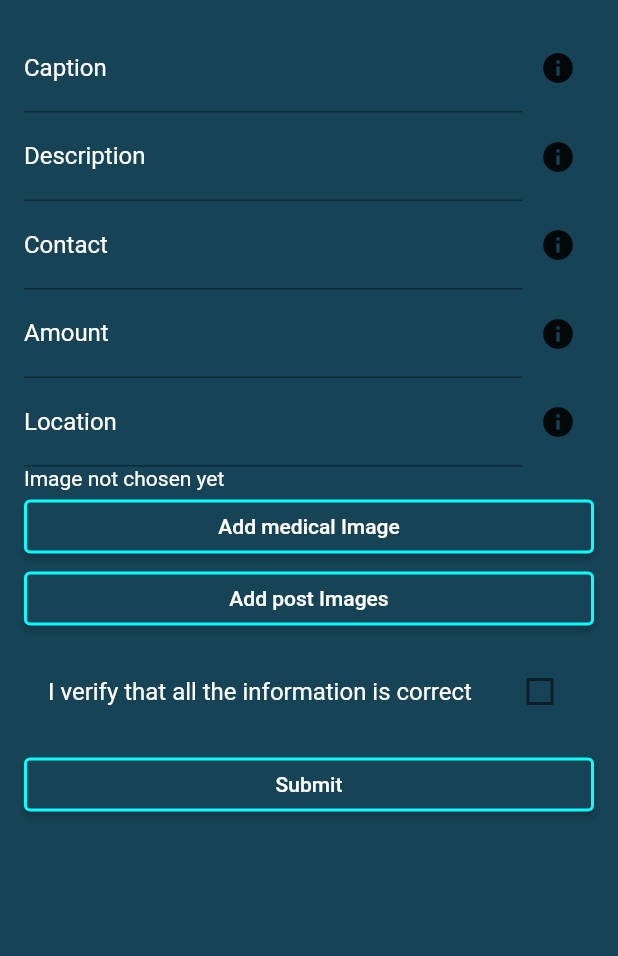
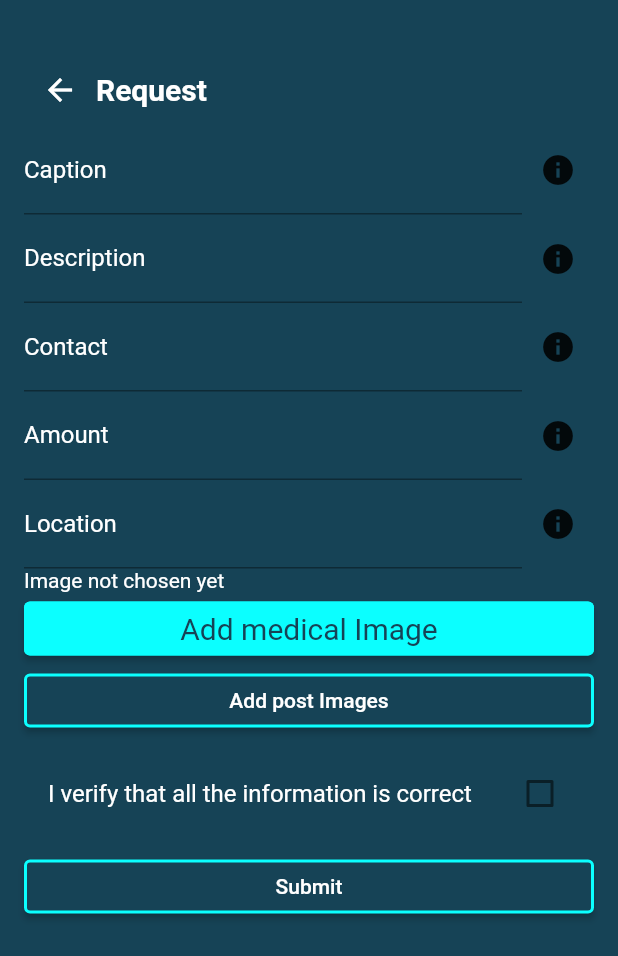
Before and after one commit to vidunipun/HOPE-mobile-application, a Flutter app: the RequestPage screen opened directly, on a phone screen of 412 x 824 dp. Shown: the top 956 px of the screen. Run offline on Flutter 3.47's test engine with Material 2 defaults, Android fonts, the phone set to English and light mode, and no system bars; our stand-ins replace cloud_firestore, csc_picker, firebase_auth, firebase_core, firebase_storage, geocoding and 4 more; missing offline and left inert: email_auth; accounts and stored records are empty; network calls fail; Roboto replaces fonts that are missing (Otomanopee One).

Commit message:
chat is finalised

```diff
--- a/lib/chat/chat_bubble.dart
+++ b/lib/chat/chat_bubble.dart
@@ -1,3 +1,4 @@
+import 'package:auth/constants/colors.dart';
 import 'package:flutter/material.dart';
 
 class ChatBubble extends StatelessWidget {
@@ -10,13 +11,13 @@ class ChatBubble extends StatelessWidget {
       padding: const EdgeInsets.all(12),
       decoration: BoxDecoration(
         borderRadius: BorderRadius.circular(8),
-        color: Colors.blue,
+        color: startBackgroundBlack,
       ),
       child: Text(
         message,
         style: const TextStyle(
           fontSize: 16,
-          color: Colors.white,
+          color: startButtonGreen,
         ),
       ),
     );
--- a/lib/request&donation/request.dart
+++ b/lib/request&donation/request.dart
@@ -1,8 +1,7 @@
-// ignore_for_file: avoid_print, library_private_types_in_public_api, unnecessary_new, no_leading_underscores_for_local_identifiers, non_constant_identifier_names
-
 import 'dart:convert';
 import 'package:auth/constants/colors.dart';
 import 'package:auth/screens/home/wall/home.dart';
+import 'package:auth/services/auth.dart';
 import 'package:flutter/material.dart';
 import 'package:firebase_auth/firebase_auth.dart';
 import 'package:cloud_firestore/cloud_firestore.dart';
@@ -238,23 +237,23 @@ class _RequestPageState extends State<RequestPage> {
       context: context,
       builder: (BuildContext context) {
         return Container(
-          padding: const EdgeInsets.all(16.0),
+          padding: EdgeInsets.all(16.0),
           child: Column(
             crossAxisAlignment: CrossAxisAlignment.start,
             children: <Widget>[
-              const Text(
+              Text(
                 'Select Location',
                 style: TextStyle(
                   fontWeight: FontWeight.bold,
                   fontSize: 20.0,
                 ),
               ),
-              const SizedBox(height: 16.0),
+              SizedBox(height: 16.0),
               // Your custom model content goes here
               // You can add buttons, text fields, or any other widgets to select the location
               // For example, you can use a TextFormField or a DropdownButtonFormField
               Container(
-                margin: const EdgeInsets.all(20),
+                margin: EdgeInsets.all(20),
                 child: CSCPicker(
                   layout: Layout.vertical,
                   //flagState: CountryFlag.DISABLE,
@@ -281,7 +280,7 @@ class _RequestPageState extends State<RequestPage> {
                 ),
               ),
 
-             const  SizedBox(height: 16.0),
+              SizedBox(height: 16.0),
               ElevatedButton(
                 onPressed: () {
                   // Save the selected location from the model
@@ -292,7 +291,7 @@ class _RequestPageState extends State<RequestPage> {
                   // Close the model
                   Navigator.pop(context);
                 },
-                child: const Text('Save'),
+                child: Text('Save'),
               ),
             ],
           ),
@@ -307,16 +306,41 @@ class _RequestPageState extends State<RequestPage> {
         backgroundColor: startBackgroundBlack,
         body: Padding(
           padding: const EdgeInsets.all(16.0),
-        child: Form(
+          child: Column(
+              crossAxisAlignment: CrossAxisAlignment.start,
+              children: <Widget>[
+                const SizedBox(
+                  height: 20.0,
+                ),
+                Row(
+                  children: [
+                    IconButton(
+                      icon: Icon(Icons.arrow_back, color: Colors.white),
+                      onPressed: () {
+                        Navigator.of(context).pop();
+                      },
+                      tooltip: 'Back',
+                    ),
+                    const Text(
+                      'Request',
+                      style:TextStyle(
+                          fontSize: 20,
+                          fontWeight: FontWeight.bold,
+                          color: Colors.white),
+                    ),
+                  ],
+                ),
+                Form(
                   key: _formKey,
                   child: ListView(
+                    shrinkWrap: true,
                     children: <Widget>[
                       Row(
                         children: [
                           Expanded(
                             child: TextFormField(
                               controller: _captionController,
-                      decoration: const InputDecoration(
+                              decoration: InputDecoration(
                                 labelText: 'Caption',
                                 labelStyle: TextStyle(color: Colors.white),
                               ),
@@ -329,20 +353,21 @@ class _RequestPageState extends State<RequestPage> {
                             ),
                           ),
                           IconButton(
-                    icon: const Icon(Icons.info),
+                            icon: Icon(Icons.info),
                             onPressed: () {
                               showDialog(
                                 context: context,
                                 builder: (context) {
                                   return AlertDialog(
-                            title: const Text('Caption Guidance'),
-                            content: const Text('Enter a caption of the post.'),
+                                    title: Text('Caption Guidance'),
+                                    content:
+                                        Text('Enter a caption of the post.'),
                                     actions: <Widget>[
                                       ElevatedButton(
                                         onPressed: () {
                                           Navigator.of(context).pop();
                                         },
-                                child: const Text('OK'),
+                                        child: Text('OK'),
                                       ),
                                     ],
                                   );
@@ -359,7 +384,7 @@ class _RequestPageState extends State<RequestPage> {
                           Expanded(
                             child: TextFormField(
                               controller: _descriptionController,
-                      decoration: const InputDecoration(
+                              decoration: InputDecoration(
                                 labelText: 'Description',
                                 labelStyle: TextStyle(color: Colors.white),
                               ),
@@ -372,21 +397,21 @@ class _RequestPageState extends State<RequestPage> {
                             ),
                           ),
                           IconButton(
-                    icon: const Icon(Icons.info),
+                            icon: Icon(Icons.info),
                             onPressed: () {
                               showDialog(
                                 context: context,
                                 builder: (context) {
                                   return AlertDialog(
-                            title: const Text('Description Guidance'),
-                            content:const  Text(
+                                    title: Text('Description Guidance'),
+                                    content: Text(
                                         'Enter a detailed description of the post.'),
                                     actions: <Widget>[
                                       ElevatedButton(
                                         onPressed: () {
                                           Navigator.of(context).pop();
                                         },
-                                child: const Text('OK'),
+                                        child: Text('OK'),
                                       ),
                                     ],
                                   );
@@ -402,7 +427,7 @@ class _RequestPageState extends State<RequestPage> {
                           Expanded(
                             child: TextFormField(
                               controller: _contacController,
-                      decoration: const InputDecoration(
+                              decoration: InputDecoration(
                                 labelText: 'Contact',
                                 labelStyle: TextStyle(color: Colors.white),
                               ),
@@ -415,21 +440,21 @@ class _RequestPageState extends State<RequestPage> {
                             ),
                           ),
                           IconButton(
-                    icon: const Icon(Icons.info),
+                            icon: Icon(Icons.info),
                             onPressed: () {
                               showDialog(
                                 context: context,
                                 builder: (context) {
                                   return AlertDialog(
-                            title: const Text('Contact Guidance'),
-                            content: const Text(
+                                    title: Text('Contact Guidance'),
+                                    content: Text(
                                         'Enter a valid contact number for inquiries.'),
                                     actions: <Widget>[
                                       ElevatedButton(
                                         onPressed: () {
                                           Navigator.of(context).pop();
                                         },
-                                child: const Text('OK'),
+                                        child: Text('OK'),
                                       ),
                                     ],
                                   );
@@ -445,28 +470,28 @@ class _RequestPageState extends State<RequestPage> {
                           Expanded(
                             child: TextFormField(
                               controller: _amountController,
-                      decoration: const InputDecoration(
+                              decoration: InputDecoration(
                                 labelText: 'Amount',
                                 labelStyle: TextStyle(color: Colors.white),
                               ),
                             ),
                           ),
                           IconButton(
-                    icon:const  Icon(Icons.info),
+                            icon: Icon(Icons.info),
                             onPressed: () {
                               showDialog(
                                 context: context,
                                 builder: (context) {
                                   return AlertDialog(
-                            title:const  Text('Amount Guidance'),
-                            content: const Text(
+                                    title: Text('Amount Guidance'),
+                                    content: Text(
                                         'Enter the amount or leave it empty if not applicable.'),
                                     actions: <Widget>[
                                       ElevatedButton(
                                         onPressed: () {
                                           Navigator.of(context).pop();
                                         },
-                                child: const Text('OK'),
+                                        child: Text('OK'),
                                       ),
                                     ],
                                   );
@@ -482,7 +507,7 @@ class _RequestPageState extends State<RequestPage> {
                           Expanded(
                             child: TextFormField(
                               controller: _locationController,
-                      decoration: const InputDecoration(
+                              decoration: InputDecoration(
                                 labelText: 'Location',
                                 labelStyle: TextStyle(color: Colors.white),
                               ),
@@ -498,21 +523,21 @@ class _RequestPageState extends State<RequestPage> {
                             ),
                           ),
                           IconButton(
-                    icon:const  Icon(Icons.info),
+                            icon: Icon(Icons.info),
                             onPressed: () {
                               showDialog(
                                 context: context,
                                 builder: (context) {
                                   return AlertDialog(
-                            title:const  Text('Location Guidance'),
-                            content:
-                                const Text('Enter the related location of the post.'),
+                                    title: Text('Location Guidance'),
+                                    content: Text(
+                                        'Enter the related location of the post.'),
                                     actions: <Widget>[
                                       ElevatedButton(
                                         onPressed: () {
                                           Navigator.of(context).pop();
                                         },
-                                child:const  Text('OK'),
+                                        child: Text('OK'),
                                       ),
                                     ],
                                   );
@@ -524,27 +549,35 @@ class _RequestPageState extends State<RequestPage> {
                         ],
                       ),
                       imagepath != null
-                  ? SizedBox(
+                          ? Container(
                               width: 100,
                               height: 100,
                               child: Image.file(imagepath!),
                             )
-                  : const Text(
+                          : Text(
                               "Image not chosen yet",
                               style: TextStyle(
-                          color: Colors.white), // Set the text color to white
+                                  color: Colors
+                                      .white), // Set the text color to white
                             ),
                       ElevatedButton(
                         onPressed: getImage,
-                style: ElevatedButton.styleFrom(
-                  backgroundColor: const Color(0xFF164356),
-                  side: const BorderSide(
-                      color: Color(0xFF0BFFFF),
-                      width: 2), // Set the background color to 0xFF121312
-                ),
                         child: const Text(
                           "Add medical Image",
-                  style: TextStyle(color: Colors.white),
+                          style: TextStyle(
+                            color: buttonbackground,
+                            fontSize: 20,
+                            fontFamily: 'Otomanopee One',
+                            fontWeight: FontWeight.w400,
+                            height: 0,
+                          ),
+                        ),
+                        style: ElevatedButton.styleFrom(
+                          backgroundColor: startButtonGreen,
+                          side: BorderSide(
+                              color: Color(0xFF0BFFFF),
+                              width:
+                                  2), // Set the background color to 0xFF121312
                         ),
                       ),
 
@@ -562,37 +595,38 @@ class _RequestPageState extends State<RequestPage> {
                       // ),
                       ElevatedButton(
                         onPressed: _selectImage,
-                style: ElevatedButton.styleFrom(
-                  backgroundColor: const Color(0xFF164356),
-                  side: const BorderSide(
-                      color: Color(0xFF0BFFFF),
-                      width: 2), // Set the background color to 0xFF121312
-                ),
                         child: const Text(
                           'Add post Images',
                           style: TextStyle(color: Colors.white),
+                        ),
+                        style: ElevatedButton.styleFrom(
+                          backgroundColor: Color(0xFF164356),
+                          side: BorderSide(
+                              color: Color(0xFF0BFFFF),
+                              width:
+                                  2), // Set the background color to 0xFF121312
                         ),
                       ),
                       _selectedImages.isNotEmpty
                           ? Column(
                               children: _selectedImages
-                          .map((image) => SizedBox(
+                                  .map((image) => Container(
                                         width: 100,
                                         height: 100,
-                                child: Image.file(image, fit: BoxFit.cover),
+                                        child: Image.file(image,
+                                            fit: BoxFit.cover),
                                       ))
                                   .toList(),
                             )
                           : Container(), // Optionally display a placeholder if there are no selected images
 
-              const SizedBox(height: 10),
+                      SizedBox(height: 10),
                       // ElevatedButton(
                       //   onPressed: _uploadImages,
                       //   child: const Text('Upload Images'),
                       // ),
                       CheckboxListTile(
-
-                title: const Text(
+                        title: Text(
                           'I verify that all the information is correct',
                           style: TextStyle(color: Colors.white),
                         ),
@@ -602,36 +636,33 @@ class _RequestPageState extends State<RequestPage> {
                             _isInformationCorrect = value!;
                           });
                         },
-
-
                       ),
                       const SizedBox(height: 10),
                       ElevatedButton(
                         onPressed: () async {
                           await _submitRequest();
 
-                  // ignore: use_build_context_synchronously
                           Navigator.of(context).pushReplacement(
                             MaterialPageRoute(
                               builder: (context) => const Home(),
                             ),
                           );
                         },
-                style: ElevatedButton.styleFrom(
-                  backgroundColor: const Color(
-                      0xFF164356), // Set the background color to 0xFF164356
-                  side: const BorderSide(color: Color(0xFF0BFFFF), width: 2),
-                ),
                         child: const Text(
                           'Submit',
                           style: TextStyle(color: Colors.white),
+                        ),
+                        style: ElevatedButton.styleFrom(
+                          backgroundColor: Color(
+                              0xFF164356), // Set the background color to 0xFF164356
+                          side: BorderSide(color: Color(0xFF0BFFFF), width: 2),
                         ),
                       ),
                       const SizedBox(height: 10),
                     ],
                   ),
                 ),
-      ),
-    );
+              ]),
+        ));
   }
 }
```
Also changed, not shown: lib/chat/chat_home.dart (+52 -14 lines), lib/chat/chat_page.dart (+32 -19 lines), lib/events/add_event.dart (+79 -46 lines), lib/events/search_events.dart (+7 -7 lines), lib/chat/chat_service.dart (line endings or trailing spaces), lib/chat/message.dart (line endings or trailing spaces). Lines whose indentation alone changed are shown as unchanged.
